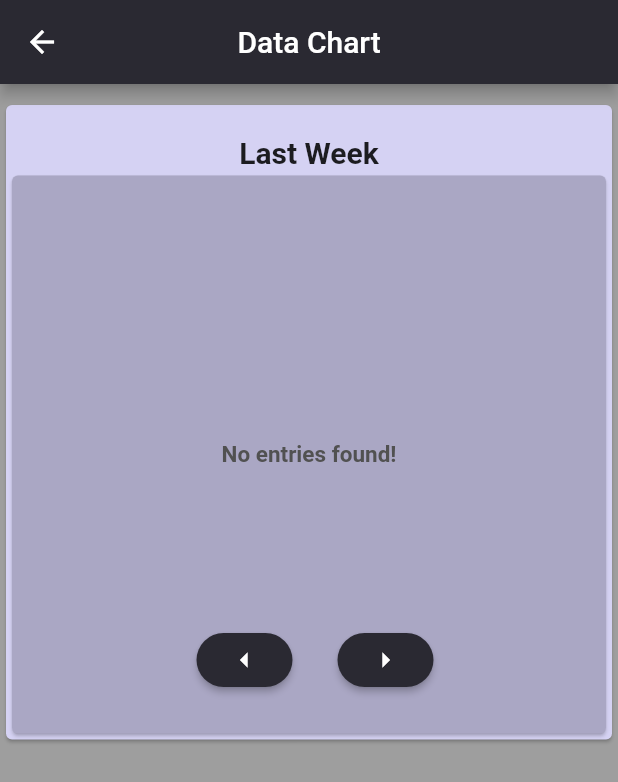
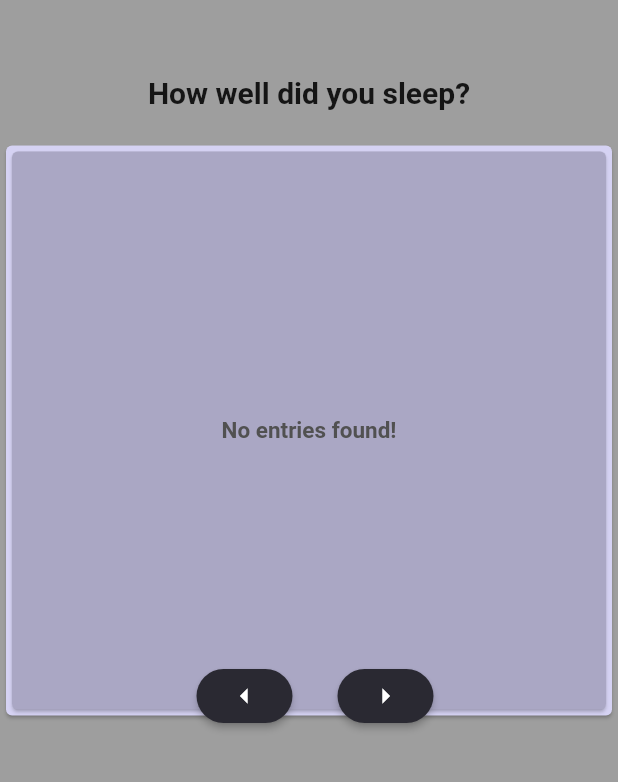
Before and after one commit to SaiokM/DreamSober, a Flutter app: the ChartPage screen opened by its route, on a phone screen of 412 x 824 dp. Shown: the top 782 px of the screen. Run offline on Flutter 3.47's test engine with Material 2 defaults, Android fonts, the phone set to English and light mode, and no system bars; our stand-ins replace carousel_slider, firebase_auth, firebase_core, firebase_database, fl_chart, google_nav_bar; accounts and stored records are empty; network calls fail.

Commit message:
[First attempt at Saiok ang Giulio pages merge]

```diff
--- a/dreamsober/lib/main.dart
+++ b/dreamsober/lib/main.dart
@@ -10,8 +10,8 @@ import 'package:dreamsober/screens/managedrink.dart';
 import 'package:dreamsober/screens/databasepage.dart';
 import 'package:dreamsober/screens/graph.dart';
 import 'package:provider/provider.dart';
-import 'pages/authorization/login_page.dart';
-import 'pages/authorization/auth_page.dart';
+import 'package:dreamsober/pages/authorization/login_page.dart';
+import 'package:dreamsober/pages/authorization/auth_page.dart';
 import 'package:firebase_core/firebase_core.dart';
 import 'firebase/firebase_options.dart';
 
--- a/dreamsober/lib/screens/graph.dart
+++ b/dreamsober/lib/screens/graph.dart
@@ -75,31 +75,26 @@ class ChartPage extends StatelessWidget {
     return Scaffold(
       backgroundColor: Colors.grey,
       resizeToAvoidBottomInset: false,
+      /*
       appBar: AppBar(
         title: Text(ChartPage.routeName),
         centerTitle: true,
         backgroundColor: mainColor,
-      ),
+      ),*/
       body: Center(
         child: Stack(
           children: [
             Column(
               children: [
-                SizedBox(height: 10),
+                SizedBox(height: 50),
+                Text(
+                  "How well did you sleep?",
+                  style: TextStyle(fontSize: 20, fontWeight: FontWeight.bold),
+                ),
+                SizedBox(height: 20),
                 Card(
                   color: Color.fromARGB(255, 213, 210, 243),
-                  child: Column(
-                    mainAxisAlignment: MainAxisAlignment.start,
-                    children: [
-                      SizedBox(height: 20),
-                      Text(
-                        "Last Week",
-                        style: TextStyle(
-                            fontSize: 20, fontWeight: FontWeight.bold),
-                      ),
-                      _graph(context),
-                    ],
-                  ),
+                  child: _graph(context),
                 ),
               ],
             ),
@@ -155,7 +150,18 @@ class ChartPage extends StatelessWidget {
             );
             mybarData.initializeBarData();
 
-            return SizedBox(
+            return Column(
+              mainAxisAlignment: MainAxisAlignment.start,
+              children: [
+                SizedBox(height: 20),
+                Text(
+                  "${DateFormat('dd-MM-yyyy').format(DateTime.parse(dayList[0])).split(' ')[0].replaceAll("-", "/")} - ${DateFormat('dd-MM-yyyy').format(DateTime.parse(dayList[7])).split(' ')[0].replaceAll("-", "/")}",
+                  style: TextStyle(
+                    fontSize: 15,
+                    fontWeight: FontWeight.bold,
+                  ),
+                ),
+                SizedBox(
                   height: 360,
                   child: Padding(
                     padding: EdgeInsets.all(10),
@@ -182,11 +188,14 @@ class ChartPage extends StatelessWidget {
                                         drawBehindEverything: true,
                                         sideTitles: _bottomTitles(mybarData)),
                                     topTitles: AxisTitles(
-                                    sideTitles: SideTitles(showTitles: false)),
+                                        sideTitles:
+                                            SideTitles(showTitles: false)),
                                     leftTitles: AxisTitles(
-                                    sideTitles: SideTitles(showTitles: false)),
+                                        sideTitles:
+                                            SideTitles(showTitles: false)),
                                     rightTitles: AxisTitles(
-                                    sideTitles: SideTitles(showTitles: false))),
+                                        sideTitles:
+                                            SideTitles(showTitles: false))),
                                 gridData: FlGridData(show: true),
                                 minY: 0,
                                 barGroups: mybarData.barData
@@ -196,13 +205,15 @@ class ChartPage extends StatelessWidget {
                                         barRods: [
                                           BarChartRodData(
                                             width: 15,
-                                        borderRadius: BorderRadius.circular(2),
+                                            borderRadius:
+                                                BorderRadius.circular(2),
                                             toY: data.y1,
                                             color: alcColor,
                                           ),
                                           BarChartRodData(
                                             width: 15,
-                                        borderRadius: BorderRadius.circular(1),
+                                            borderRadius:
+                                                BorderRadius.circular(1),
                                             toY: data.y2,
                                             color: sleepColor,
                                           ),
@@ -217,6 +228,8 @@ class ChartPage extends StatelessWidget {
                       ),
                     ),
                   ),
+                ),
+              ],
             );
           } else {
             return const SizedBox(
@@ -276,7 +289,7 @@ class ChartPage extends StatelessWidget {
     double screenWidth = MediaQuery.of(context).size.width;
 
     return Positioned(
-      top: 360,
+      top: 440,
       left: screenWidth / 2 - 75,
       child: Center(
         child: Row(
--- a/dreamsober/lib/screens/managedrink.dart
+++ b/dreamsober/lib/screens/managedrink.dart
@@ -135,6 +135,7 @@ class _ManageDrinkPageState extends State<ManageDrinkPage> {
         }
         final snackBar = SnackBar(
           content: Text(msg),
+          duration: Duration(seconds: 1),
         );
         ScaffoldMessenger.of(context).showSnackBar(snackBar);
         context.read<DailyDrinkDB>().resetDB();
```
Also changed, not shown: dreamsober/lib/pages/authorization/login_or_register.dart (+4 -5 lines), dreamsober/lib/pages/authorization/login_page.dart (+6 -9 lines), dreamsober/lib/pages/authorization/register_page.dart (+6 -8 lines), dreamsober/lib/pages/home_page.dart (+21 -9 lines), dreamsober/lib/screens/drinkpage.dart (+5 -38 lines), dreamsober/lib/screens/profileplaceholder.dart (added, +10 -0 lines), dreamsober/pubspec.lock, 2 other files. Lines whose indentation alone changed are shown as unchanged.
